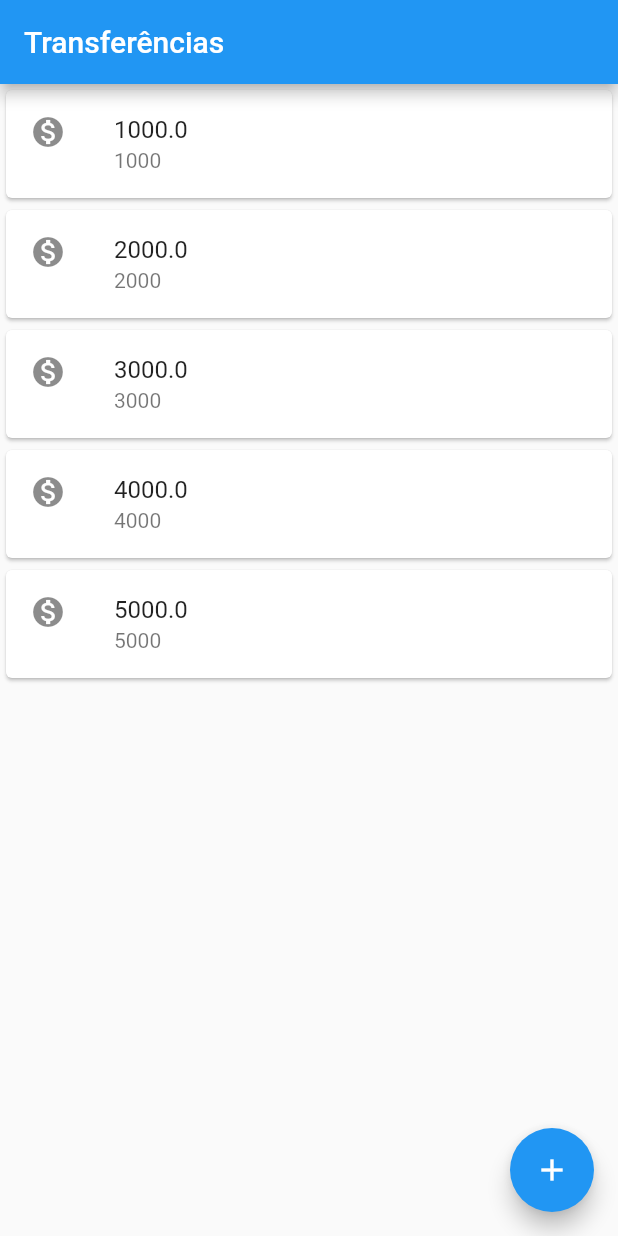
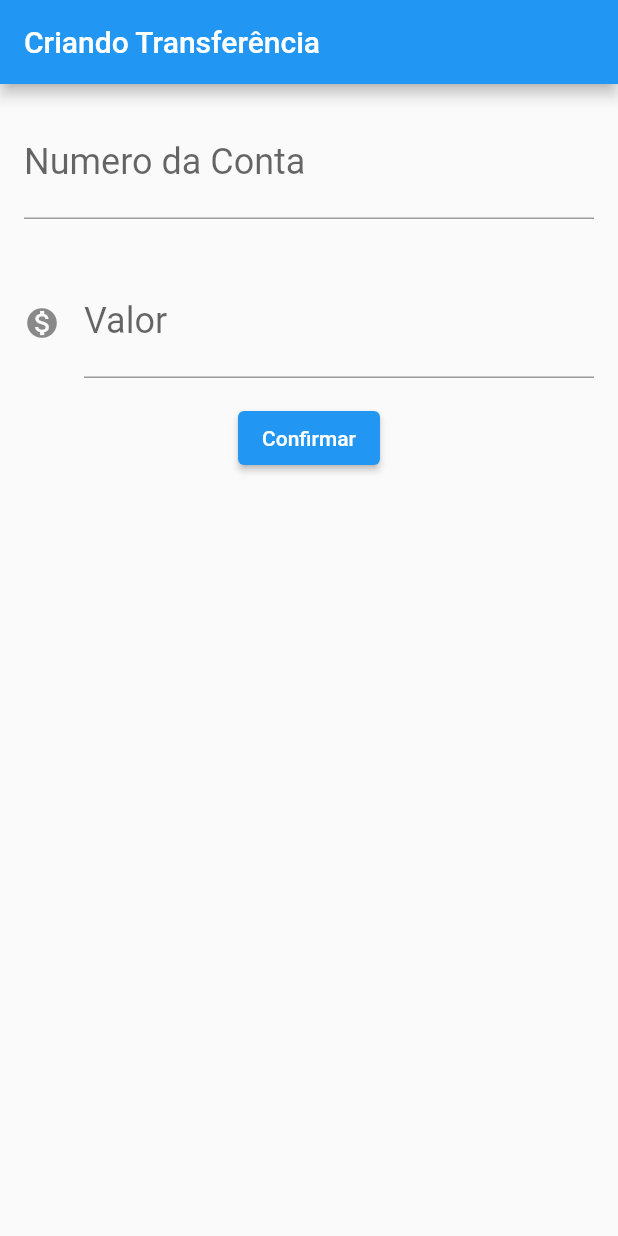
Before and after one commit to WesleyLeoncio/Curso-de-Flutter, a Flutter app: the screen it shows after launch, on a phone screen of 412 x 824 dp. Run offline on Flutter 3.47's test engine with Material 2 defaults, Android fonts, the phone set to English and light mode, and no system bars.

Commit message:
Atualização

```diff
--- a/bytebank/lib/main.dart
+++ b/bytebank/lib/main.dart
@@ -1,40 +1,101 @@
 import 'package:flutter/material.dart';
 
-void main() => runApp(MaterialApp(
+void main() => runApp(const BytebankApp());
+
+////////////////////////////////////////////////////////////////////////////////
+class FormularioTrasferencia extends StatelessWidget {
+  FormularioTrasferencia({Key? key}) : super(key: key);
+
+  final TextEditingController _controllerNumeroConta = TextEditingController();
+  final TextEditingController _controllerValorConta = TextEditingController();
+
+  @override
+  Widget build(BuildContext context) {
+    return Scaffold(
+      appBar: AppBar(
+        title: const Text('Criando Transferência'),
+      ),
+      body: Column(
+        children: <Widget>[
+           Padding(
+            padding: const EdgeInsets.all(16.0),
+            child: TextField(
+              controller: _controllerNumeroConta,
+              style: const TextStyle(fontSize: 24.0),
+              decoration: const InputDecoration(
+                labelText: 'Numero da Conta',
+                hintText: '0000',
+              ),
+              keyboardType: TextInputType.number,
+            ),
+          ),
+           Padding(
+            padding: const EdgeInsets.all(16.0),
+            child: TextField(
+              controller: _controllerValorConta,
+              style: const TextStyle(fontSize: 24.0),
+              decoration: const InputDecoration(
+                icon: Icon(Icons.monetization_on),
+                labelText: 'Valor',
+                hintText: '0.00',
+              ),
+              keyboardType: TextInputType.number,
+            ),
+          ),
+          ElevatedButton(onPressed:()=> criarTransferencia(_controllerNumeroConta, _controllerValorConta),
+              child: const Text('Confirmar')),
+        ],
+      ),
+    );
+  }
+}
+
+////////////////////////////////////////////////////////////////////////////////
+class BytebankApp extends StatelessWidget {
+  const BytebankApp({Key? key}) : super(key: key);
+
+  @override
+  Widget build(BuildContext context) {
+    return MaterialApp(
       home: Scaffold(
-        body: const ListaTransferencia(),
-        appBar: AppBar(
-          title: const Text("Transferências"),
-        ),
-        floatingActionButton: FloatingActionButton(
-          onPressed: () {},
-          child: const Icon(Icons.add),
-        ),
+        body: FormularioTrasferencia(),
       ),
-    ));
+    );
+  }
+}
 
+////////////////////////////////////////////////////////////////////////////////
 class ListaTransferencia extends StatelessWidget {
   const ListaTransferencia({Key? key}) : super(key: key);
 
   @override
   Widget build(BuildContext context) {
-    return Column(
-      children: <Widget>[
-        ItemTransferencia(Transferencia(1000,1000)),
-        ItemTransferencia(Transferencia(2000,2000)),
-        ItemTransferencia(Transferencia(3000,3000)),
-        ItemTransferencia(Transferencia(4000,4000)),
-        ItemTransferencia(Transferencia(5000,5000)),
-      ],
+    return Scaffold(
+      appBar: AppBar(
+        title: const Text("Transferências"),
+      ),
+      body: Column(
+        children: <Widget>[
+          ItemTransferencia(Transferencia(1000, 1000)),
+          ItemTransferencia(Transferencia(2000, 2000)),
+          ItemTransferencia(Transferencia(3000, 3000)),
+          ItemTransferencia(Transferencia(4000, 4000)),
+          ItemTransferencia(Transferencia(5000, 5000)),
+        ],
+      ),
+      floatingActionButton: FloatingActionButton(
+        onPressed: () {},
+        child: const Icon(Icons.add),
+      ),
     );
   }
 }
 
+////////////////////////////////////////////////////////////////////////////////
 class ItemTransferencia extends StatelessWidget {
+  final Transferencia _transferencia;
 
-   final Transferencia _transferencia;
-
-   const ItemTransferencia(this._transferencia, {Key? key}) : super(key: key);
+  const ItemTransferencia(this._transferencia, {Key? key}) : super(key: key);
 
   @override
   Widget build(BuildContext context) {
@@ -48,13 +109,28 @@ class ItemTransferencia extends StatelessWidget {
       ),
     );
   }
-
 }
 
-
+////////////////////////////////////////////////////////////////////////////////
 class Transferencia {
   final double valor;
   final int nConta;
 
   Transferencia(this.valor, this.nConta);
+
+  @override
+  String toString() {
+    return 'Transferencia{valor: $valor, nConta: $nConta}';
+  }
+}///////////////////////////////////////////////////////////////////////////////
+
+void criarTransferencia(controllerNumeroConta, controllerValorConta){
+  final int? nConta = int.tryParse(controllerNumeroConta.text);
+  final double? valor = double.tryParse(controllerValorConta.text);
+  if(nConta != null && valor != null){
+    final transferencia =  Transferencia(valor, nConta);
+    debugPrint('$transferencia');
+  }else{
+    debugPrint('Preencha os campos corretamente');
+  }
 }
```
